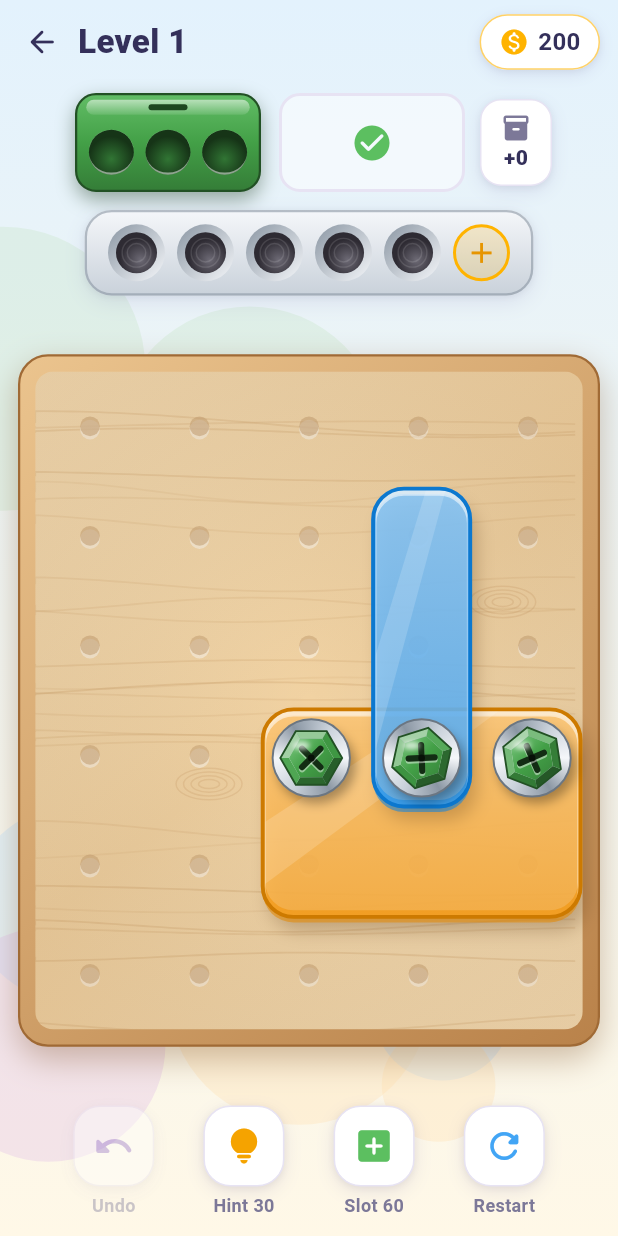
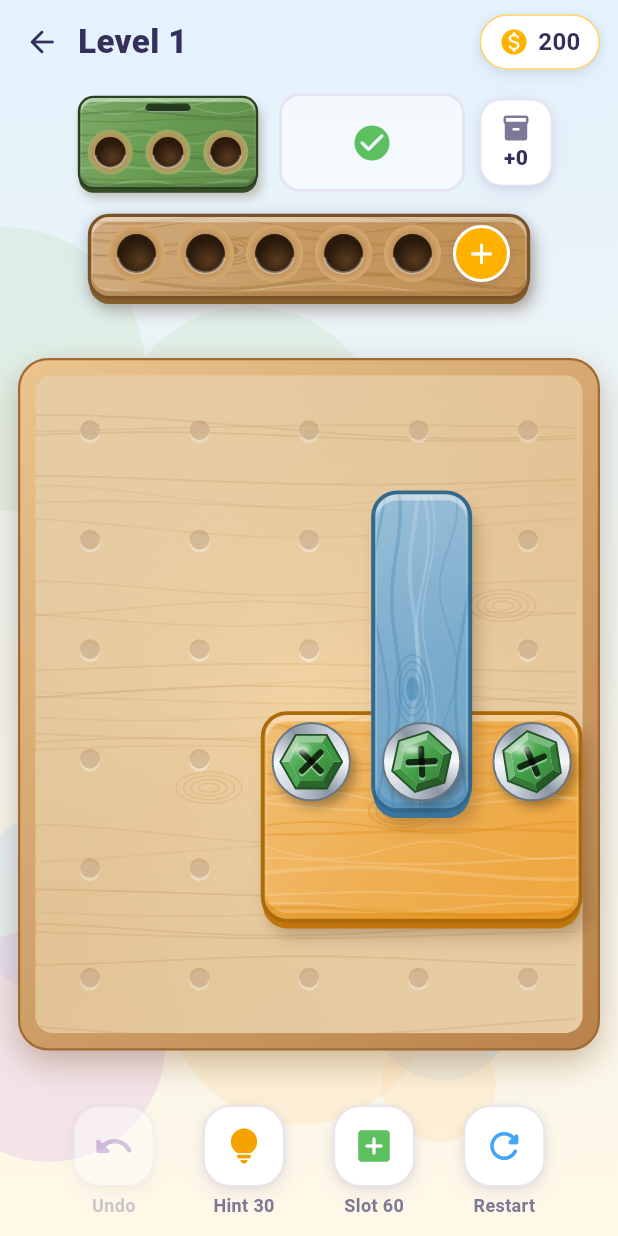
Before and after one commit to NISHANT1205/arrow_puzzle_game, a Flutter app: the HomeScreen screen opened directly, after a tap on an icon or button, on a phone screen of 412 x 824 dp. Run offline on Flutter 3.47's test engine with Material 3 defaults, Android fonts, the phone set to English and light mode, and no system bars; our stand-ins replace audioplayers, confetti, flutter_riverpod, hive, shared_preferences; accounts and stored records are empty.

Commit message:
Screw Jam: wooden plates, boxes and tray
- Plates are colour-stained wooden planks: grain along the long side,
  occasional knots, rounded edges, visible thickness and drilled,
  countersunk screw holes
- Colour boxes are painted wooden crates with a carved finger slot and
  drilled sockets
- Holding tray is a natural wood plank with drilled holes; the
  add-slot button is a solid amber disc so it stands out on wood

Co-Authored-By: Claude Opus 5.5 <noreply@anthropic.com>
Claude-Session: https://claude.ai/code/session_01HEn5uUuGfqXvD6szd4RdRy

```diff
--- a/screw_jam/lib/screens/home_screen.dart
+++ b/screw_jam/lib/screens/home_screen.dart
@@ -219,7 +219,12 @@ class _SpinningScrewsState extends State<_SpinningScrews>
                 width: pw * _cell,
                 height: ph * _cell,
                 child: CustomPaint(
-                  painter: PlatePainter(Palette.plate(c), const [], _cell),
+                  painter: PlatePainter(
+                    Palette.plate(c),
+                    const [],
+                    _cell,
+                    seed: c,
+                  ),
                 ),
               ),
             AnimatedBuilder(
--- a/screw_jam/lib/widgets/board_view.dart
+++ b/screw_jam/lib/widgets/board_view.dart
@@ -116,7 +116,7 @@ class BoardView extends StatelessWidget {
       ];
       final painter = CustomPaint(
         size: rect.size,
-        painter: PlatePainter(Palette.plate(p), holes, cell),
+        painter: PlatePainter(Palette.plate(p), holes, cell, seed: p),
       );
       if (state.plateAlive[p]) {
         out.add(Positioned.fromRect(rect: rect, child: painter));
@@ -261,76 +261,72 @@ class WoodBoardPainter extends CustomPainter {
       old.cols != cols || old.rows != rows;
 }
 
-/// A tinted, glossy acrylic plate with metal-rimmed screw holes.
+/// A colour-stained wooden plank with grain along its length, a visible
+/// edge thickness and drilled, countersunk screw holes.
 class PlatePainter extends CustomPainter {
   final Color color;
   final List<Offset> holes;
   final double cell;
+  final int seed;
 
-  PlatePainter(this.color, this.holes, this.cell);
+  PlatePainter(this.color, this.holes, this.cell, {this.seed = 0});
+
+  static const _rawWood = Color(0xFFDDB27A);
 
   @override
   void paint(Canvas canvas, Size size) {
     final inset = cell * 0.06;
     final rect = (Offset.zero & size).deflate(inset);
-    final radius = Radius.circular(cell * 0.28);
-    final rr = RRect.fromRectAndRadius(rect, radius);
+    final rr = RRect.fromRectAndRadius(rect, Radius.circular(cell * 0.22));
+    // Stain soaks into the wood: mix the paint colour with raw timber.
+    final stain = Color.lerp(color, _rawWood, 0.28)!;
+    final dark = Palette.shade(stain, -0.2);
 
     // Cast shadow on the board below.
     canvas.drawRRect(
-      rr.shift(Offset(cell * 0.06, cell * 0.12)),
+      rr.shift(Offset(cell * 0.06, cell * 0.13)),
       Paint()
-        ..color = const Color(0xFF5D3A17).withValues(alpha: 0.28)
+        ..color = const Color(0xFF5D3A17).withValues(alpha: 0.32)
         ..maskFilter = MaskFilter.blur(BlurStyle.normal, cell * 0.08),
     );
-
-    // Plate thickness: a darker slab peeking out below.
+    // Plank thickness.
     canvas.drawRRect(
-      rr.shift(Offset(0, cell * 0.05)),
-      Paint()..color = Palette.shade(color, -0.2).withValues(alpha: 0.55),
+      rr.shift(Offset(0, cell * 0.07)),
+      Paint()..color = Palette.shade(stain, -0.26),
     );
 
-    // Translucent body so buried bolts show through faintly.
+    // Body, slightly see-through so buried bolts are faintly visible.
     canvas.drawRRect(
       rr,
       Paint()
         ..shader = LinearGradient(
-          begin: Alignment.topCenter,
-          end: Alignment.bottomCenter,
+          begin: Alignment.topLeft,
+          end: Alignment.bottomRight,
           colors: [
-            Color.lerp(color, Colors.white, 0.35)!.withValues(alpha: 0.78),
-            color.withValues(alpha: 0.7),
+            Palette.shade(stain, 0.08).withValues(alpha: 0.9),
+            stain.withValues(alpha: 0.88),
+            Palette.shade(stain, -0.05).withValues(alpha: 0.9),
           ],
         ).createShader(rect),
     );
 
     canvas.save();
     canvas.clipRRect(rr);
-    // Diagonal gloss band.
-    final gloss = Path()
-      ..moveTo(rect.left, rect.top + rect.height * 0.55)
-      ..lineTo(rect.left + rect.width * 0.55, rect.top)
-      ..lineTo(rect.left + rect.width * 0.75, rect.top)
-      ..lineTo(rect.left, rect.top + rect.height * 0.85)
-      ..close();
-    canvas.drawPath(
-      gloss,
-      Paint()..color = Colors.white.withValues(alpha: 0.16),
+    _grain(canvas, rect, dark);
+    // Rounded top edge: light along the top, shade along the bottom.
+    canvas.drawRRect(
+      rr.shift(Offset(0, cell * 0.04)),
+      Paint()
+        ..style = PaintingStyle.stroke
+        ..strokeWidth = cell * 0.07
+        ..color = Colors.white.withValues(alpha: 0.35),
     );
-    // Top bevel highlight and bottom bevel shade.
     canvas.drawRRect(
-      rr.shift(Offset(0, cell * 0.035)),
+      rr.shift(Offset(0, -cell * 0.04)),
       Paint()
         ..style = PaintingStyle.stroke
         ..strokeWidth = cell * 0.06
-        ..color = Colors.white.withValues(alpha: 0.55),
-    );
-    canvas.drawRRect(
-      rr.shift(Offset(0, -cell * 0.035)),
-      Paint()
-        ..style = PaintingStyle.stroke
-        ..strokeWidth = cell * 0.05
-        ..color = Palette.shade(color, -0.18).withValues(alpha: 0.5),
+        ..color = dark.withValues(alpha: 0.45),
     );
     canvas.restore();
 
@@ -339,19 +335,127 @@ class PlatePainter extends CustomPainter {
       Paint()
         ..style = PaintingStyle.stroke
         ..strokeWidth = max(1.2, cell * 0.035)
-        ..color = Palette.shade(color, -0.25),
+        ..color = Palette.shade(stain, -0.3),
     );
 
     for (final h in holes) {
-      HolePainter.paintHole(canvas, h, cell * 0.25);
+      paintWoodHole(canvas, h, cell * 0.25, stain);
     }
+  }
+
+  void _grain(Canvas canvas, Rect rect, Color dark) {
+    final horizontal = rect.width >= rect.height;
+    final length = horizontal ? rect.width : rect.height;
+    final across = horizontal ? rect.height : rect.width;
+    Offset at(double u, double v) => horizontal
+        ? Offset(rect.left + u, rect.top + v)
+        : Offset(rect.left + v, rect.top + u);
+
+    final rng = Random(seed * 7919 + (rect.width * 13 + rect.height).round());
+    final lines = max(5, (across / (cell * 0.12)).round());
+    for (var i = 0; i < lines; i++) {
+      final v0 = (i + rng.nextDouble()) / lines * across;
+      final amp = cell * (0.02 + rng.nextDouble() * 0.06);
+      final freq = (1.5 + rng.nextDouble() * 2.5) / length * pi;
+      final phase = rng.nextDouble() * pi * 2;
+      final path = Path();
+      for (double u = -4; u <= length + 4; u += 4) {
+        final o = at(u, v0 + sin(u * freq + phase) * amp);
+        u < 0 ? path.moveTo(o.dx, o.dy) : path.lineTo(o.dx, o.dy);
+      }
+      final light = rng.nextDouble() < 0.3;
+      canvas.drawPath(
+        path,
+        Paint()
+          ..style = PaintingStyle.stroke
+          ..strokeWidth = cell * (0.012 + rng.nextDouble() * 0.03)
+          ..color = light
+              ? Colors.white.withValues(alpha: 0.16)
+              : dark.withValues(alpha: 0.18 + rng.nextDouble() * 0.2),
+      );
+    }
+
+    // Occasional knot with rings that the grain bends around.
+    if (length > cell * 1.6 && rng.nextDouble() < 0.7) {
+      final c = at(
+        length * (0.25 + rng.nextDouble() * 0.5),
+        across * (0.3 + rng.nextDouble() * 0.4),
+      );
+      final kw = cell * 0.22, kh = cell * 0.11;
+      for (var k = 3; k >= 0; k--) {
+        final r = Rect.fromCenter(
+          center: c,
+          width: (horizontal ? kw : kh) * (1 + k * 0.6),
+          height: (horizontal ? kh : kw) * (1 + k * 0.6),
+        );
+        canvas.drawOval(
+          r,
+          Paint()
+            ..style = k == 0 ? PaintingStyle.fill : PaintingStyle.stroke
+            ..strokeWidth = cell * 0.018
+            ..color = dark.withValues(alpha: k == 0 ? 0.55 : 0.3),
+        );
+      }
+    }
+  }
+
+  static void paintWoodHole(Canvas canvas, Offset c, double r, Color stain) {
+    // Countersink: bare wood exposed by the drill.
+    canvas.drawCircle(
+      c,
+      r,
+      Paint()
+        ..shader = RadialGradient(
+          colors: [const Color(0xFFB98A55), Color.lerp(stain, _rawWood, 0.6)!],
+          stops: const [0.6, 1],
+        ).createShader(Rect.fromCircle(center: c, radius: r)),
+    );
+    final inner = r * 0.68;
+    canvas.drawCircle(
+      c,
+      inner,
+      Paint()
+        ..shader = RadialGradient(
+          center: const Alignment(0.15, 0.35),
+          colors: const [Color(0xFF5A3A1E), Color(0xFF2A1A0C)],
+        ).createShader(Rect.fromCircle(center: c, radius: inner)),
+    );
+    // Lit lower lip of the hole.
+    canvas.drawArc(
+      Rect.fromCircle(center: c, radius: inner),
+      0.2,
+      pi - 0.4,
+      false,
+      Paint()
+        ..style = PaintingStyle.stroke
+        ..strokeWidth = max(0.8, r * 0.1)
+        ..color = Colors.white.withValues(alpha: 0.35),
+    );
   }
 
   @override
   bool shouldRepaint(PlatePainter old) =>
       old.color != color ||
       old.cell != cell ||
+      old.seed != seed ||
       old.holes.length != holes.length;
+}
+
+/// A single drilled hole in wood, centred in its box.
+class WoodHolePainter extends CustomPainter {
+  final Color stain;
+  WoodHolePainter(this.stain);
+
+  @override
+  void paint(Canvas canvas, Size size) => PlatePainter.paintWoodHole(
+    canvas,
+    size.center(Offset.zero),
+    size.shortestSide / 2,
+    stain,
+  );
+
+  @override
+  bool shouldRepaint(WoodHolePainter old) => old.stain != stain;
 }
 
 class _FallingPlate extends StatelessWidget {
--- a/screw_jam/lib/widgets/boxes_view.dart
+++ b/screw_jam/lib/widgets/boxes_view.dart
@@ -2,6 +2,7 @@ import 'package:flutter/material.dart';
 
 import '../engine/level.dart';
 import '../game/game_controller.dart';
+import 'board_view.dart';
 import 'palette.dart';
 import 'screw_painter.dart';
 
@@ -106,50 +107,30 @@ class _Box extends StatelessWidget {
       );
     }
     final c = Palette.screw(color!);
-    return Container(
+    return SizedBox(
       width: _width,
       height: _height,
-      decoration: BoxDecoration(
-        borderRadius: BorderRadius.circular(14),
-        gradient: LinearGradient(
-          begin: Alignment.topCenter,
-          end: Alignment.bottomCenter,
-          colors: [Palette.shade(c, 0.12), c, Palette.shade(c, -0.1)],
-          stops: const [0, 0.5, 1],
-        ),
-        border: Border.all(color: Palette.shade(c, -0.22), width: 1.5),
-        boxShadow: [
-          BoxShadow(
-            color: Palette.shade(c, -0.3).withValues(alpha: 0.4),
-            blurRadius: 10,
-            offset: const Offset(0, 5),
-          ),
-        ],
-      ),
-      child: Column(
+      child: Stack(
         children: [
-          // Lid hinge strip with a little handle.
-          Container(
-            height: 10,
-            margin: const EdgeInsets.fromLTRB(6, 3, 6, 0),
-            decoration: BoxDecoration(
-              borderRadius: BorderRadius.circular(6),
-              gradient: LinearGradient(
-                begin: Alignment.topCenter,
-                end: Alignment.bottomCenter,
-                colors: [
-                  Colors.white.withValues(alpha: 0.55),
-                  Colors.white.withValues(alpha: 0.1),
-                ],
+          Positioned.fill(
+            child: CustomPaint(
+              painter: PlatePainter(c, const [], 44, seed: 100 + color!),
             ),
           ),
-            alignment: Alignment.center,
-            child: Container(
-              width: 26,
-              height: 4,
+          Column(
+            children: [
+              // Carved finger slot for lifting the crate.
+              Container(
+                width: 30,
+                height: 6,
+                margin: const EdgeInsets.only(top: 7),
                 decoration: BoxDecoration(
-                color: Palette.shade(c, -0.25),
-                borderRadius: BorderRadius.circular(2),
+                  color: Palette.shade(c, -0.35).withValues(alpha: 0.8),
+                  borderRadius: BorderRadius.circular(3),
+                  border: Border(
+                    bottom: BorderSide(
+                      color: Colors.white.withValues(alpha: 0.5),
+                    ),
                   ),
                 ),
               ),
@@ -158,25 +139,11 @@ class _Box extends StatelessWidget {
                   mainAxisAlignment: MainAxisAlignment.spaceEvenly,
                   children: [
                     for (var k = 0; k < LevelDef.boxCapacity; k++)
-                  Container(
+                      SizedBox(
                         width: _socket,
                         height: _socket,
-                    decoration: BoxDecoration(
-                      shape: BoxShape.circle,
-                      gradient: RadialGradient(
-                        center: const Alignment(0, 0.3),
-                        colors: [
-                          Palette.shade(c, -0.12),
-                          Palette.shade(c, -0.3),
-                        ],
-                      ),
-                      border: Border(
-                        bottom: BorderSide(
-                          color: Colors.white.withValues(alpha: 0.5),
-                          width: 1.5,
-                        ),
-                      ),
-                    ),
+                        child: CustomPaint(
+                          painter: WoodHolePainter(c),
                           child: k < count
                               ? TweenAnimationBuilder<double>(
                                   tween: Tween(begin: 0.3, end: 1),
@@ -192,8 +159,11 @@ class _Box extends StatelessWidget {
                                 )
                               : null,
                         ),
+                      ),
                   ],
                 ),
+              ),
+            ],
           ),
         ],
       ),
@@ -201,7 +171,7 @@ class _Box extends StatelessWidget {
   }
 }
 
-/// The brushed-steel holding tray for screws that have no open box yet.
+/// The wooden holding tray for screws that have no open box yet.
 class TrayView extends StatelessWidget {
   final GameController controller;
   final VoidCallback onAddSlot;
@@ -210,6 +180,8 @@ class TrayView extends StatelessWidget {
     required this.controller,
     required this.onAddSlot,
   });
+
+  static const _trayWood = Color(0xFFC89B62);
 
   @override
   Widget build(BuildContext context) {
@@ -220,24 +192,24 @@ class TrayView extends StatelessWidget {
       builder: (context, box) {
         final slots = cap + (controller.canAddSlot ? 1 : 0);
         final size = ((box.maxWidth - 32) / slots - 8).clamp(20.0, 38.0);
-        return AnimatedContainer(
-          duration: const Duration(milliseconds: 250),
-          padding: const EdgeInsets.symmetric(horizontal: 10, vertical: 8),
+        return Container(
           decoration: BoxDecoration(
-            gradient: const LinearGradient(
-              begin: Alignment.topCenter,
-              end: Alignment.bottomCenter,
-              colors: [Palette.steelLight, Palette.steelMid],
-            ),
-            borderRadius: BorderRadius.circular(18),
-            border: Border.all(
-              color: danger
-                  ? const Color(0xFFE53935)
-                  : Palette.steelDark.withValues(alpha: 0.6),
-              width: danger ? 2.5 : 1.5,
-            ),
+            borderRadius: BorderRadius.circular(16),
             boxShadow: Palette.softShadow(0.7),
           ),
+          foregroundDecoration: danger
+              ? BoxDecoration(
+                  borderRadius: BorderRadius.circular(16),
+                  border: Border.all(
+                    color: const Color(0xFFE53935),
+                    width: 2.5,
+                  ),
+                )
+              : null,
+          child: CustomPaint(
+            painter: PlatePainter(_trayWood, const [], 60, seed: 42),
+            child: Padding(
+              padding: const EdgeInsets.fromLTRB(12, 10, 12, 14),
               child: Row(
                 mainAxisSize: MainAxisSize.min,
                 children: [
@@ -248,13 +220,14 @@ class TrayView extends StatelessWidget {
                         width: size,
                         height: size,
                         child: CustomPaint(
-                      painter: HolePainter([
-                        Offset(size / 2, size / 2),
-                      ], size / 2),
+                          painter: WoodHolePainter(_trayWood),
                           child: k < state.buffer.length
                               ? ScrewIcon(
                                   color: Palette.screw(
-                                controller.level.screws[state.buffer[k]].color,
+                                    controller
+                                        .level
+                                        .screws[state.buffer[k]]
+                                        .color,
                                   ),
                                   size: size,
                                   angle: k * 0.5,
@@ -273,18 +246,21 @@ class TrayView extends StatelessWidget {
                         height: size,
                         decoration: BoxDecoration(
                           shape: BoxShape.circle,
-                      color: Palette.accent.withValues(alpha: 0.18),
-                      border: Border.all(color: Palette.accent, width: 2),
+                          color: Palette.accent,
+                          border: Border.all(color: Colors.white, width: 2),
+                          boxShadow: Palette.softShadow(0.4),
                         ),
                         child: Icon(
                           Icons.add,
-                      color: const Color(0xFFE69500),
+                          color: Colors.white,
                           size: size * 0.6,
                         ),
                       ),
                     ),
                 ],
               ),
+            ),
+          ),
         );
       },
     );
```
Lines whose indentation alone changed are shown as unchanged.
